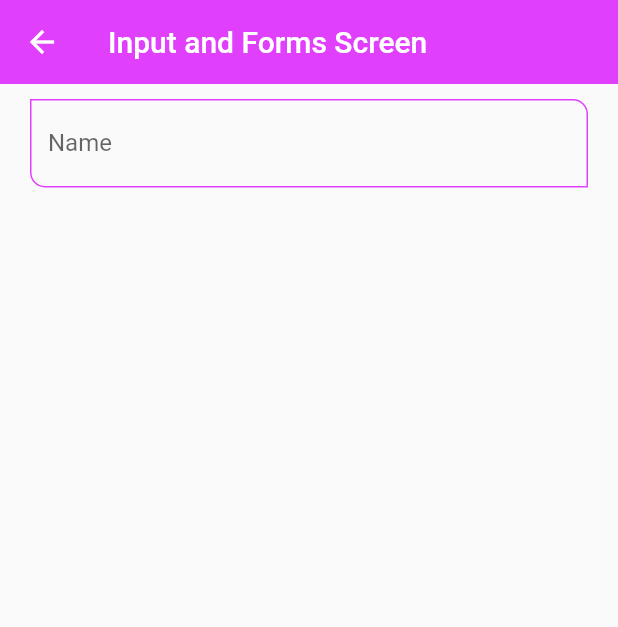
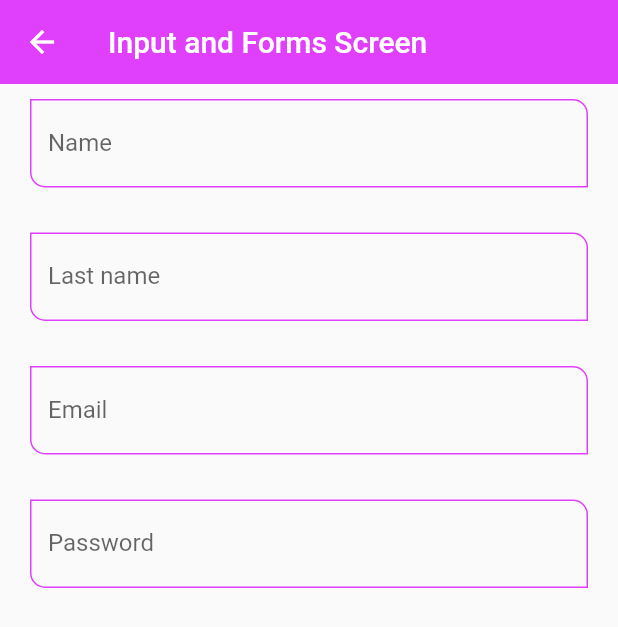
Before and after one commit to erviinHD/Flutter-Components, a Flutter app: the InputsScreen screen opened by its route, on a phone screen of 412 x 824 dp. Shown: the top 627 px of the screen. Run offline on Flutter 3.47's test engine with Material 2 defaults, Android fonts, the phone set to English and light mode, and no system bars.

Commit message:
feat: inputs

```diff
--- a/lib/screens/inputs_screen.dart
+++ b/lib/screens/inputs_screen.dart
@@ -17,9 +17,32 @@ class InputsScreen extends StatelessWidget {
             child: Column(
               children: const [
                 CustomInputField(
-                  hintText: 'Name User',
+                  hintText: 'Name',
                   labelText: 'Name',
-                )
+                ),
+                SizedBox(
+                  height: 30,
+                ),
+                CustomInputField(
+                  hintText: 'Last name ',
+                  labelText: 'Last name',
+                ),
+                SizedBox(
+                  height: 30,
+                ),
+                CustomInputField(
+                  hintText: 'Email',
+                  labelText: 'Email',
+                  keyBoardType: TextInputType.emailAddress,
+                ),
+                SizedBox(
+                  height: 30,
+                ),
+                CustomInputField(
+                  hintText: 'Password',
+                  labelText: 'Password',
+                  isPasword: true,
+                ),
               ],
             ),
           ),
--- a/lib/widgets/custom_input_field.dart
+++ b/lib/widgets/custom_input_field.dart
@@ -6,6 +6,8 @@ class CustomInputField extends StatelessWidget {
   final String? helperText;
   final IconData? icon;
   final IconData? suffixIcon;
+  final TextInputType? keyBoardType;
+  final bool isPasword;
 
   const CustomInputField({
     Key? key,
@@ -14,6 +16,8 @@ class CustomInputField extends StatelessWidget {
     this.helperText,
     this.icon,
     this.suffixIcon,
+    this.keyBoardType,
+    this.isPasword = false,
   }) : super(key: key);
 
   @override
@@ -22,6 +26,8 @@ class CustomInputField extends StatelessWidget {
       //autofocus: true,
       initialValue: '',
       textCapitalization: TextCapitalization.words,
+      keyboardType: keyBoardType,
+      obscureText: isPasword,
       onChanged: (value) {},
       validator: (value) {
         if (value == null) return 'required value';
```
Also changed, not shown: assets/icons/bookmark-filled.svg (added), assets/icons/bookmark.svg (added), assets/icons/camera.svg (added), assets/icons/discover-filled.svg (added), assets/icons/discover.svg (added), assets/icons/filter.svg (added), assets/icons/fire-filled.svg (added), assets/icons/home-filled.svg (added), assets/icons/home.svg (added), assets/icons/search.svg (added), assets/icons/time-circle.svg (added).
